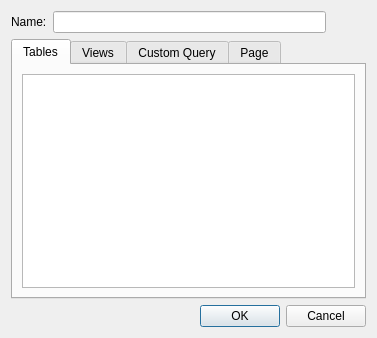
HamedMasafi/QtReport, file src/designer/databasetablesdialog.ui: the form before one commit.
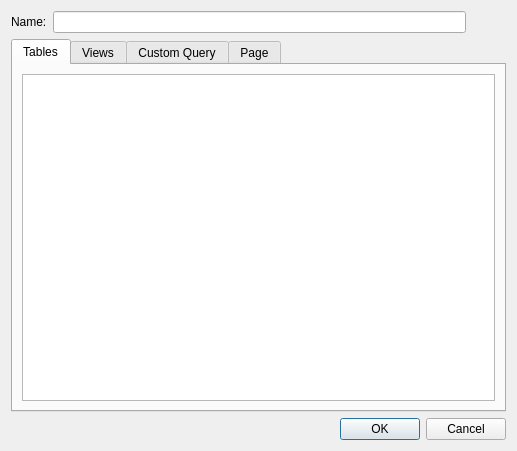
The form after the commit. The open tabs and pages were chosen to show the change. Icons and pictures are not drawn.

The edit to the form file:
```diff
--- a/src/designer/databasetablesdialog.ui
+++ b/src/designer/databasetablesdialog.ui
@@ -6,8 +6,8 @@
    <rect>
     <x>0</x>
     <y>0</y>
-    <width>377</width>
-    <height>338</height>
+    <width>517</width>
+    <height>451</height>
    </rect>
   </property>
   <property name="windowTitle">
```
Left out of the diff: 2 changed lines with no effect on the pictures.
